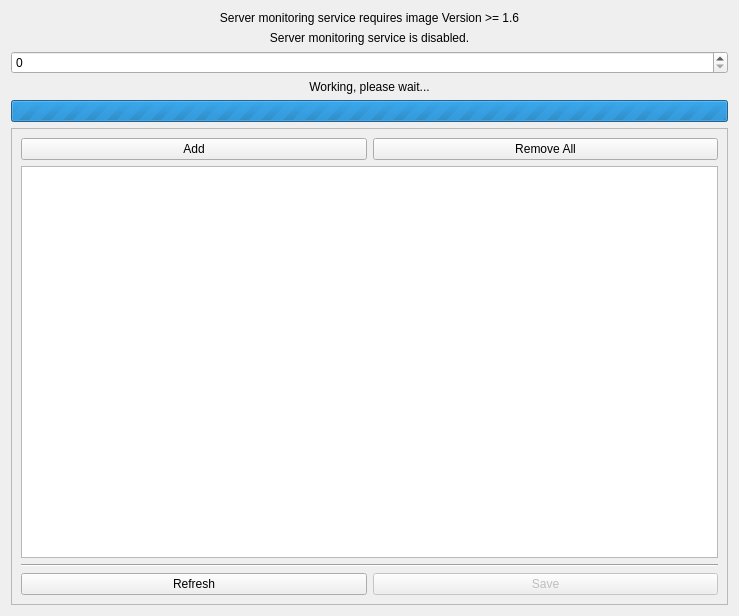
Above: src/brickv/plugin_system/plugins/red/ui/red_tab_settings_server_monitoring.ui from Tinkerforge/brickv before the change. Below: the same form after it.
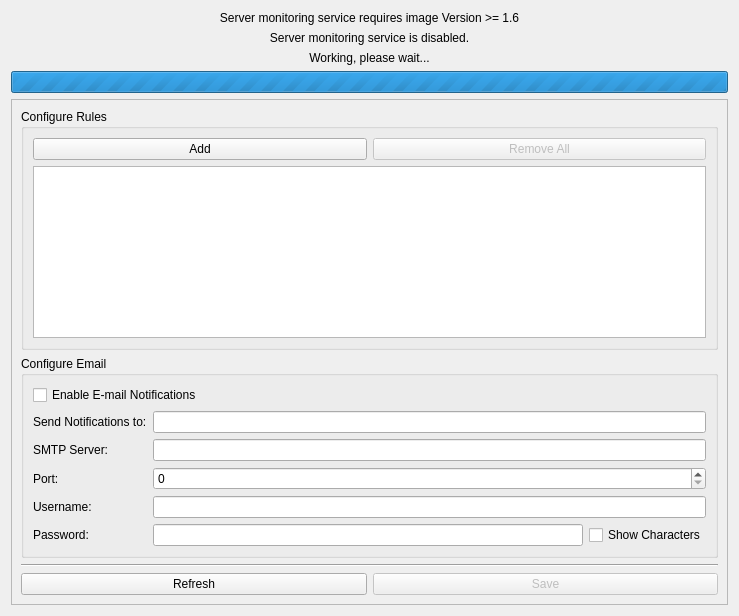
That is the form after the change.

Commit message: red-brick: Some GUI and structural changes on the server monitoring GUI

```diff
--- a/src/brickv/plugin_system/plugins/red/ui/red_tab_settings_server_monitoring.ui
+++ b/src/brickv/plugin_system/plugins/red/ui/red_tab_settings_server_monitoring.ui
@@ -14,7 +14,7 @@
    <string>Form</string>
   </property>
   <layout class="QGridLayout" name="gridLayout">
-   <item row="8" column="0">
+   <item row="7" column="0">
     <widget class="QScrollArea" name="sarea_sm">
      <property name="widgetResizable">
       <bool>true</bool>
@@ -24,61 +24,156 @@
        <rect>
         <x>0</x>
         <y>0</y>
-        <width>719</width>
-        <height>463</height>
+        <width>717</width>
+        <height>502</height>
        </rect>
       </property>
       <layout class="QGridLayout" name="gridLayout_3">
+       <item row="0" column="0" colspan="2">
+        <widget class="QGroupBox" name="groupBox">
+         <property name="title">
+          <string>Configure Rules</string>
+         </property>
+         <layout class="QGridLayout" name="gridLayout_2">
+          <item row="0" column="0">
+           <widget class="QPushButton" name="pbutton_add_rule">
+            <property name="text">
+             <string>Add</string>
+            </property>
+           </widget>
+          </item>
+          <item row="0" column="1">
+           <widget class="QPushButton" name="pbutton_remove_all_rules">
+            <property name="enabled">
+             <bool>false</bool>
+            </property>
+            <property name="text">
+             <string>Remove All</string>
+            </property>
+           </widget>
+          </item>
+          <item row="1" column="0" colspan="2">
+           <widget class="QTreeView" name="tview_rules">
+            <property name="editTriggers">
+             <set>QAbstractItemView::NoEditTriggers</set>
+            </property>
+            <property name="selectionMode">
+             <enum>QAbstractItemView::NoSelection</enum>
+            </property>
+            <property name="rootIsDecorated">
+             <bool>false</bool>
+            </property>
+           </widget>
+          </item>
+         </layout>
+        </widget>
+       </item>
        <item row="4" column="0" colspan="2">
-        <layout class="QHBoxLayout" name="horizontalLayout_2">
-         <item>
-          <widget class="QPushButton" name="pushButton_4">
-           <property name="text">
-            <string>Refresh</string>
-           </property>
-          </widget>
-         </item>
-         <item>
-          <widget class="QPushButton" name="pushButton_3">
-           <property name="enabled">
-            <bool>false</bool>
-           </property>
-           <property name="text">
-            <string>Save</string>
-           </property>
-          </widget>
-         </item>
-        </layout>
-       </item>
-       <item row="3" column="0" colspan="2">
         <widget class="Line" name="line_2">
          <property name="orientation">
           <enum>Qt::Horizontal</enum>
          </property>
         </widget>
        </item>
-       <item row="0" column="0">
-        <widget class="QPushButton" name="pushButton">
+       <item row="5" column="0">
+        <widget class="QPushButton" name="pbutton_refresh">
          <property name="text">
-          <string>Add</string>
+          <string>Refresh</string>
          </property>
         </widget>
        </item>
-       <item row="0" column="1">
-        <widget class="QPushButton" name="pushButton_2">
+       <item row="5" column="1">
+        <widget class="QPushButton" name="pbutton_save">
+         <property name="enabled">
+          <bool>false</bool>
+         </property>
          <property name="text">
-          <string>Remove All</string>
+          <string>Save</string>
          </property>
         </widget>
        </item>
-       <item row="1" column="0" colspan="2">
-        <widget class="QTreeView" name="treeView"/>
+       <item row="2" column="0" colspan="2">
+        <widget class="QGroupBox" name="groupBox_2">
+         <property name="title">
+          <string>Configure Email</string>
+         </property>
+         <layout class="QGridLayout" name="gridLayout_4">
+          <item row="2" column="0">
+           <widget class="QLabel" name="label_2">
+            <property name="text">
+             <string>SMTP Server:</string>
+            </property>
+           </widget>
+          </item>
+          <item row="3" column="0">
+           <widget class="QLabel" name="label_3">
+            <property name="text">
+             <string>Port:</string>
+            </property>
+           </widget>
+          </item>
+          <item row="1" column="0">
+           <widget class="QLabel" name="label">
+            <property name="text">
+             <string>Send Notifications to:</string>
+            </property>
+           </widget>
+          </item>
+          <item row="0" column="0" colspan="2">
+           <widget class="QCheckBox" name="checkBox">
+            <property name="text">
+             <string>Enable E-mail Notifications</string>
+            </property>
+           </widget>
+          </item>
+          <item row="5" column="1">
+           <widget class="QLineEdit" name="lineEdit_4">
+            <property name="echoMode">
+             <enum>QLineEdit::Password</enum>
+            </property>
+           </widget>
+          </item>
+          <item row="5" column="0">
+           <widget class="QLabel" name="label_5">
+            <property name="text">
+             <string>Password:</string>
+            </property>
+           </widget>
+          </item>
+          <item row="4" column="0">
+           <widget class="QLabel" name="label_4">
+            <property name="text">
+             <string>Username:</string>
+            </property>
+           </widget>
+          </item>
+          <item row="5" column="2">
+           <widget class="QCheckBox" name="checkBox_2">
+            <property name="text">
+             <string>Show Characters</string>
+            </property>
+           </widget>
+          </item>
+          <item row="1" column="1" colspan="2">
+           <widget class="QLineEdit" name="lineEdit"/>
+          </item>
+          <item row="2" column="1" colspan="2">
+           <widget class="QLineEdit" name="lineEdit_2"/>
+          </item>
+          <item row="3" column="1" colspan="2">
+           <widget class="QSpinBox" name="spinBox"/>
+          </item>
+          <item row="4" column="1" colspan="2">
+           <widget class="QLineEdit" name="lineEdit_3"/>
+          </item>
+         </layout>
+        </widget>
        </item>
       </layout>
      </widget>
     </widget>
    </item>
-   <item row="3" column="0">
+   <item row="2" column="0">
     <widget class="QLabel" name="label_working_wait">
      <property name="text">
       <string>Working, please wait...</string>
@@ -114,8 +209,14 @@
      </property>
     </widget>
    </item>
-   <item row="4" column="0">
+   <item row="3" column="0">
     <widget class="QProgressBar" name="pbar_working_wait">
+     <property name="sizePolicy">
+      <sizepolicy hsizetype="Expanding" vsizetype="Fixed">
+       <horstretch>0</horstretch>
+       <verstretch>0</verstretch>
+      </sizepolicy>
+     </property>
      <property name="maximum">
       <number>0</number>
      </property>
@@ -124,13 +225,6 @@
      </property>
     </widget>
    </item>
-   <item row="2" column="0">
-    <widget class="QSpinBox" name="spinBox">
-     <property name="frame">
-      <bool>true</bool>
-     </property>
-    </widget>
-   </item>
   </layout>
  </widget>
  <tabstops>
```
The commit also changes 3 other files.
